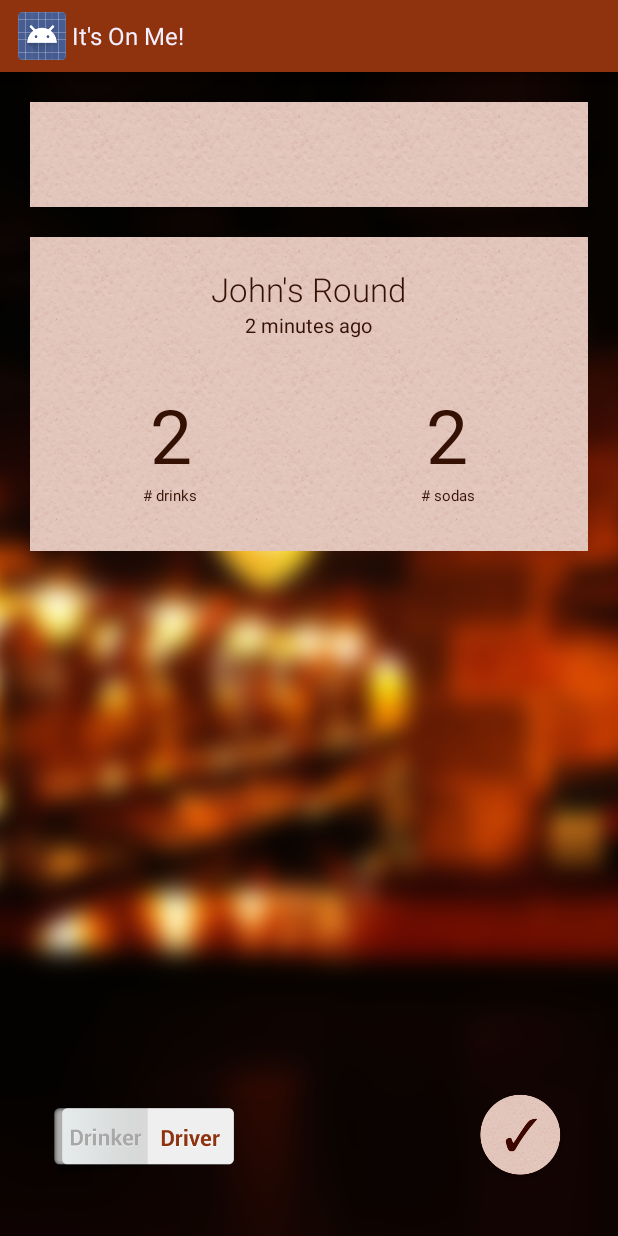
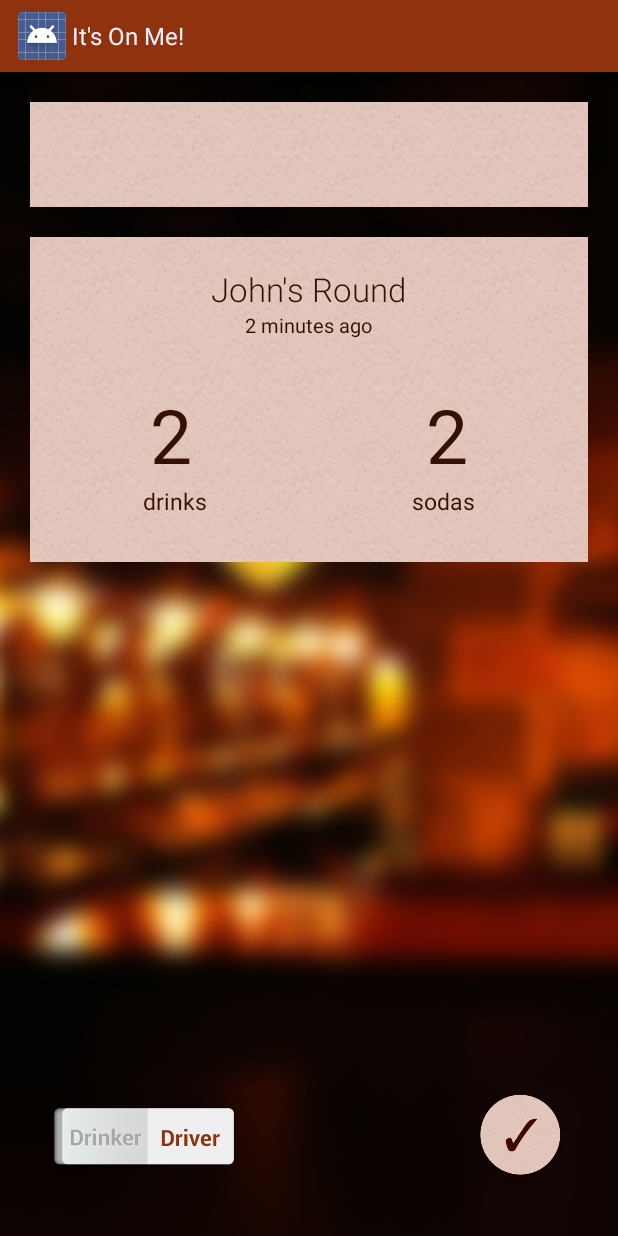
Before and after one commit to jwbuurlage/itsonme, an Android app: the layout activity_evening.xml on its own in the app's theme, with its tools: preview values and no code run, on a phone screen of 412 x 824 dp. Run offline under Robolectric (Android 15) with nearby library versions, the phone set to English and light mode, and no system bars.

Commit message:
updated text size

```diff
--- a/android/app/src/main/res/layout/activity_evening.xml
+++ b/android/app/src/main/res/layout/activity_evening.xml
@@ -101,8 +101,8 @@ K
             android:layout_alignParentLeft="true"
             android:layout_marginLeft="75dp"
             android:textAppearance="?android:attr/textAppearanceLarge"
-            android:text="# drinks"
-            android:textSize="10dp"
+            android:text="drinks"
+            android:textSize="15dp"
             android:id="@+id/nAlcTextTitle"
             android:layout_centerHorizontal="true"
             android:textColor="@color/black_text"/>
@@ -114,8 +114,8 @@ K
             android:layout_alignParentRight="true"
             android:layout_marginRight="75dp"
             android:textAppearance="?android:attr/textAppearanceLarge"
-            android:text="# sodas"
-            android:textSize="10dp"
+            android:text="sodas"
+            android:textSize="15dp"
             android:id="@+id/nNAlcTextTitle"
             android:layout_centerHorizontal="true"
             android:textColor="@color/black_text"/>
```
